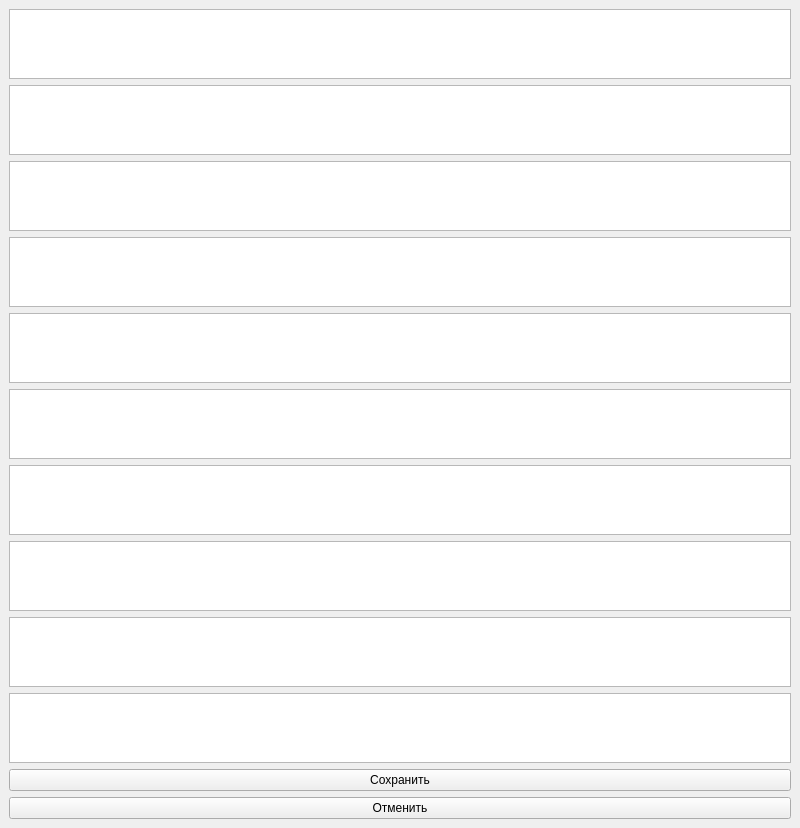
Qt form UI/edit.ui (MagentaNyashka/DemoExamen) before a commit.
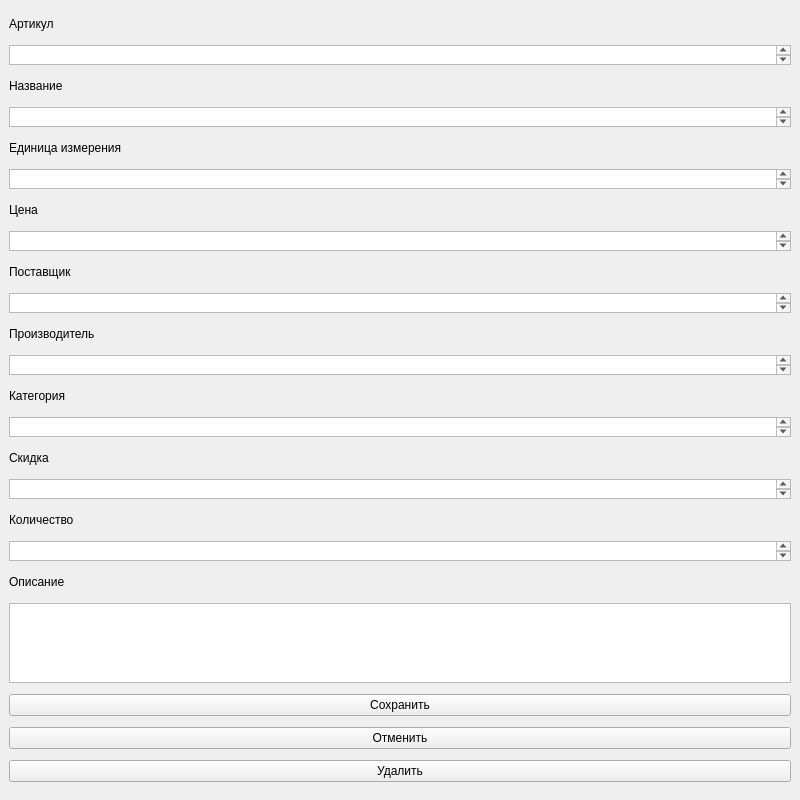
The same form after that commit.

```diff
--- a/UI/edit.ui
+++ b/UI/edit.ui
@@ -7,7 +7,7 @@
     <x>0</x>
     <y>0</y>
     <width>800</width>
-    <height>782</height>
+    <height>800</height>
    </rect>
   </property>
   <property name="windowTitle">
@@ -16,34 +16,234 @@
   <widget class="QWidget" name="centralwidget">
    <layout class="QVBoxLayout" name="verticalLayout_2">
     <item>
-     <widget class="QTextEdit" name="article_edit"/>
+     <widget class="QLabel" name="article">
+      <property name="maximumSize">
+       <size>
+        <width>16777215</width>
+        <height>20</height>
+       </size>
+      </property>
+      <property name="text">
+       <string>Артикул</string>
+      </property>
+     </widget>
     </item>
     <item>
-     <widget class="QTextEdit" name="title_edit"/>
+     <widget class="QTextEdit" name="article_edit">
+      <property name="maximumSize">
+       <size>
+        <width>16777215</width>
+        <height>20</height>
+       </size>
+      </property>
+     </widget>
     </item>
     <item>
-     <widget class="QTextEdit" name="measure_type_edit"/>
+     <widget class="QLabel" name="title">
+      <property name="maximumSize">
+       <size>
+        <width>16777215</width>
+        <height>20</height>
+       </size>
+      </property>
+      <property name="text">
+       <string>Название</string>
+      </property>
+     </widget>
     </item>
     <item>
-     <widget class="QTextEdit" name="price_edit"/>
+     <widget class="QTextEdit" name="title_edit">
+      <property name="maximumSize">
+       <size>
+        <width>16777215</width>
+        <height>20</height>
+       </size>
+      </property>
+     </widget>
     </item>
     <item>
-     <widget class="QTextEdit" name="supplier_edit"/>
+     <widget class="QLabel" name="measure_type">
+      <property name="maximumSize">
+       <size>
+        <width>16777215</width>
+        <height>20</height>
+       </size>
+      </property>
+      <property name="text">
+       <string>Единица измерения</string>
+      </property>
+     </widget>
     </item>
     <item>
-     <widget class="QTextEdit" name="producer_edit"/>
+     <widget class="QTextEdit" name="measure_type_edit">
+      <property name="maximumSize">
+       <size>
+        <width>16777215</width>
+        <height>20</height>
+       </size>
+      </property>
+     </widget>
     </item>
     <item>
-     <widget class="QTextEdit" name="category_edit"/>
+     <widget class="QLabel" name="price">
+      <property name="maximumSize">
+       <size>
+        <width>16777215</width>
+        <height>20</height>
+       </size>
+      </property>
+      <property name="text">
+       <string>Цена</string>
+      </property>
+     </widget>
     </item>
     <item>
-     <widget class="QTextEdit" name="discount_edit"/>
+     <widget class="QTextEdit" name="price_edit">
+      <property name="maximumSize">
+       <size>
+        <width>16777215</width>
+        <height>20</height>
+       </size>
+      </property>
+     </widget>
     </item>
     <item>
-     <widget class="QTextEdit" name="quantity_edit"/>
+     <widget class="QLabel" name="supplier">
+      <property name="maximumSize">
+       <size>
+        <width>16777215</width>
+        <height>20</height>
+       </size>
+      </property>
+      <property name="text">
+       <string>Поставщик</string>
+      </property>
+     </widget>
     </item>
     <item>
-     <widget class="QTextEdit" name="description_edit"/>
+     <widget class="QTextEdit" name="supplier_edit">
+      <property name="maximumSize">
+       <size>
+        <width>16777215</width>
+        <height>20</height>
+       </size>
+      </property>
+     </widget>
+    </item>
+    <item>
+     <widget class="QLabel" name="producer">
+      <property name="maximumSize">
+       <size>
+        <width>16777215</width>
+        <height>20</height>
+       </size>
+      </property>
+      <property name="text">
+       <string>Производитель</string>
+      </property>
+     </widget>
+    </item>
+    <item>
+     <widget class="QTextEdit" name="producer_edit">
+      <property name="maximumSize">
+       <size>
+        <width>16777215</width>
+        <height>20</height>
+       </size>
+      </property>
+     </widget>
+    </item>
+    <item>
+     <widget class="QLabel" name="category">
+      <property name="maximumSize">
+       <size>
+        <width>16777215</width>
+        <height>20</height>
+       </size>
+      </property>
+      <property name="text">
+       <string>Категория</string>
+      </property>
+     </widget>
+    </item>
+    <item>
+     <widget class="QTextEdit" name="category_edit">
+      <property name="maximumSize">
+       <size>
+        <width>16777215</width>
+        <height>20</height>
+       </size>
+      </property>
+     </widget>
+    </item>
+    <item>
+     <widget class="QLabel" name="discount">
+      <property name="maximumSize">
+       <size>
+        <width>16777215</width>
+        <height>20</height>
+       </size>
+      </property>
+      <property name="text">
+       <string>Скидка</string>
+      </property>
+     </widget>
+    </item>
+    <item>
+     <widget class="QTextEdit" name="discount_edit">
+      <property name="maximumSize">
+       <size>
+        <width>16777215</width>
+        <height>20</height>
+       </size>
+      </property>
+     </widget>
+    </item>
+    <item>
+     <widget class="QLabel" name="quantity">
+      <property name="maximumSize">
+       <size>
+        <width>16777215</width>
+        <height>20</height>
+       </size>
+      </property>
+      <property name="text">
+       <string>Количество</string>
+      </property>
+     </widget>
+    </item>
+    <item>
+     <widget class="QTextEdit" name="quantity_edit">
+      <property name="maximumSize">
+       <size>
+        <width>16777215</width>
+        <height>20</height>
+       </size>
+      </property>
+     </widget>
+    </item>
+    <item>
+     <widget class="QLabel" name="description">
+      <property name="maximumSize">
+       <size>
+        <width>16777215</width>
+        <height>20</height>
+       </size>
+      </property>
+      <property name="text">
+       <string>Описание</string>
+      </property>
+     </widget>
+    </item>
+    <item>
+     <widget class="QTextEdit" name="description_edit">
+      <property name="maximumSize">
+       <size>
+        <width>16777215</width>
+        <height>80</height>
+       </size>
+      </property>
+     </widget>
     </item>
     <item>
      <widget class="QPushButton" name="confirm_btn">
@@ -59,6 +259,13 @@
       </property>
      </widget>
     </item>
+    <item>
+     <widget class="QPushButton" name="delete_btn">
+      <property name="text">
+       <string>Удалить</string>
+      </property>
+     </widget>
+    </item>
    </layout>
   </widget>
  </widget>
```
